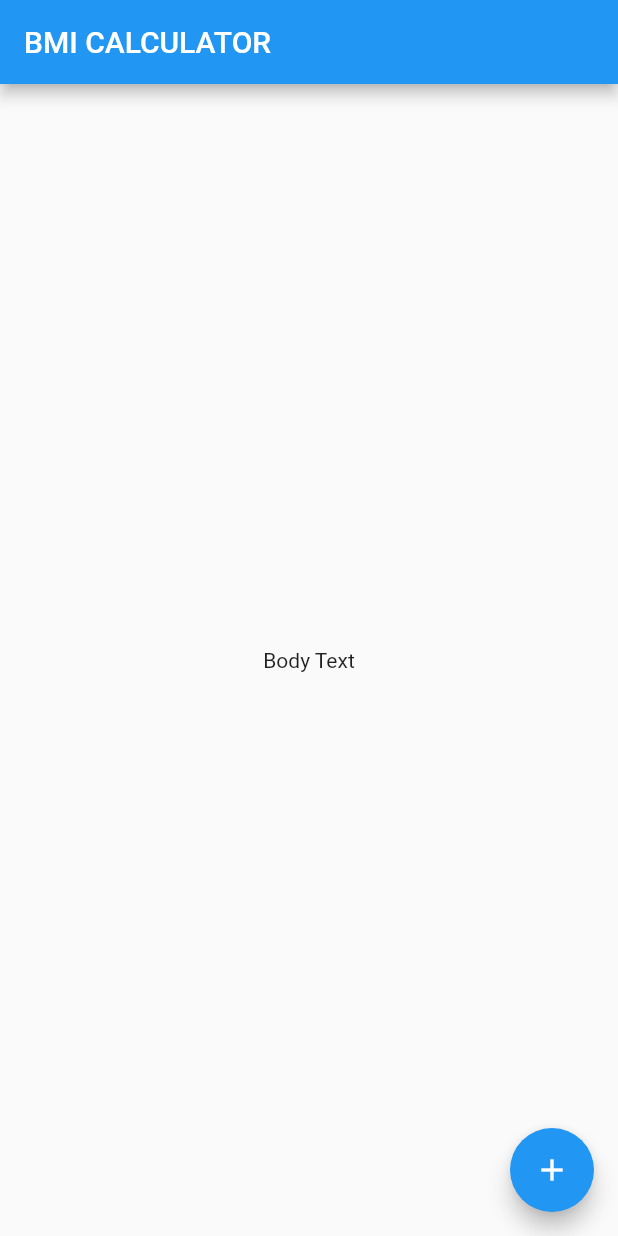
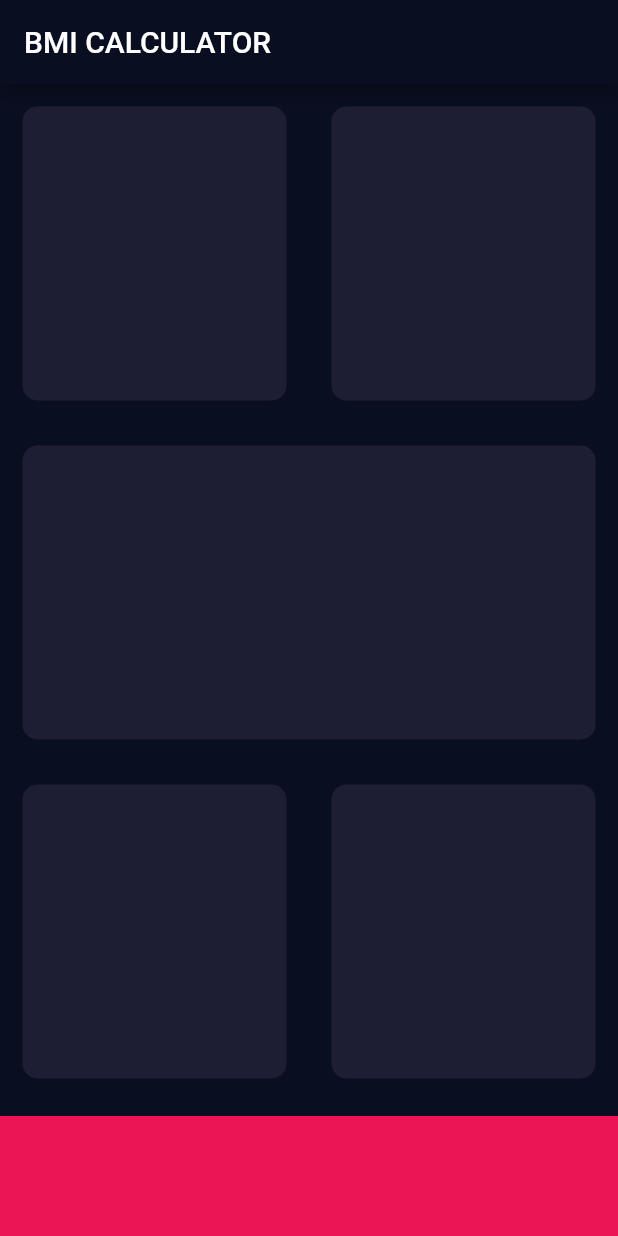
Before and after one commit to Sohel-Mahmud/BMICalculator-flutter, a Flutter app: the screen it shows after launch, on a phone screen of 412 x 824 dp. Run offline on Flutter 3.47's test engine with Material 2 defaults, Android fonts, the phone set to English and light mode, and no system bars.

Commit message:
final and const update

```diff
--- /dev/null
+++ b/lib/input_page.dart
@@ -0,0 +1,99 @@
+import 'package:flutter/material.dart';
+
+const bottomContainerHeight = 80.0;
+const activeCardColor = Color(0xFF1D1E33);
+const bottomContainerColor = Color(0xFFEB1555);
+
+class InputPage extends StatefulWidget {
+  @override
+  _InputPageState createState() => _InputPageState();
+}
+
+class _InputPageState extends State<InputPage> {
+  @override
+  Widget build(BuildContext context) {
+    return Scaffold(
+      appBar: AppBar(
+        title: Text('BMI CALCULATOR'),
+      ),
+      body: Column(
+        children: <Widget>[
+          Expanded(
+            child: Row(
+              children: <Widget>[
+                Expanded(
+                  child: ResuableCard(color: Color(0xFF1D1E33)),
+                ),
+                Expanded(
+                  child: ResuableCard(
+                    color: activeCardColor,
+                  ),
+                ),
+              ],
+            ),
+          ),
+          Expanded(
+            child: ResuableCard(
+              color: activeCardColor,
+            ),
+          ),
+          Expanded(
+            child: Row(
+              children: <Widget>[
+                Expanded(
+                  child: ResuableCard(
+                    color: activeCardColor,
+                  ),
+                ),
+                Expanded(
+                  child: ResuableCard(
+                    color: activeCardColor
+                  ),
+                ),
+              ],
+            ),
+          ),
+          Container(
+            color: bottomContainerColor,
+            margin: EdgeInsets.only(top: 10.0),
+            width: double.infinity,
+            height: bottomContainerHeight,
+          ),
+        ],
+      ),
+    );
+  }
+}
+
+class ResuableCard extends StatelessWidget {
+  final Color color;
+
+  ResuableCard({@required this.color});
+
+  @override
+  Widget build(BuildContext context) {
+    return Container(
+      decoration: BoxDecoration(
+        //use color on boxdecoration if its used
+        //using color on container will lead to an error
+        color: color,
+        borderRadius: BorderRadius.circular(10.0),
+      ),
+      margin: EdgeInsets.all(15.0),
+    );
+  }
+}
+
+/*
+//we can change theme of any widget by wrapping them with theme widget
+
+floatingActionButton: Theme(
+        data: ThemeData(
+          accentColor: Colors.purple,
+        ),
+        child: FloatingActionButton(
+          onPressed: () {},
+          child: Icon(Icons.add),
+        ),
+      ),
+*/
--- a/lib/main.dart
+++ b/lib/main.dart
@@ -1,4 +1,5 @@
 import 'package:flutter/material.dart';
+import 'input_page.dart';
 
 void main() => runApp(BMICalculator());
 
@@ -6,32 +7,11 @@ class BMICalculator extends StatelessWidget {
   @override
   Widget build(BuildContext context) {
     return MaterialApp(
+      theme: ThemeData.dark().copyWith(
+        primaryColor: Color(0xFF0A0E21),
+        scaffoldBackgroundColor: Color(0xFF0A0E21),
+      ),
       home: InputPage(),
     );
   }
 }
-
-class InputPage extends StatefulWidget {
-  @override
-  _InputPageState createState() => _InputPageState();
-}
-
-class _InputPageState extends State<InputPage> {
-  @override
-  Widget build(BuildContext context) {
-    return Scaffold(
-      appBar: AppBar(
-        title: Text('BMI CALCULATOR'),
-      ),
-      body: Center(
-        child: Text('Body Text'),
-      ),
-      floatingActionButton: FloatingActionButton(
-        onPressed: () {
-
-         },
-        child: Icon(Icons.add),
-      ),
-    );
-  }
-}
```
